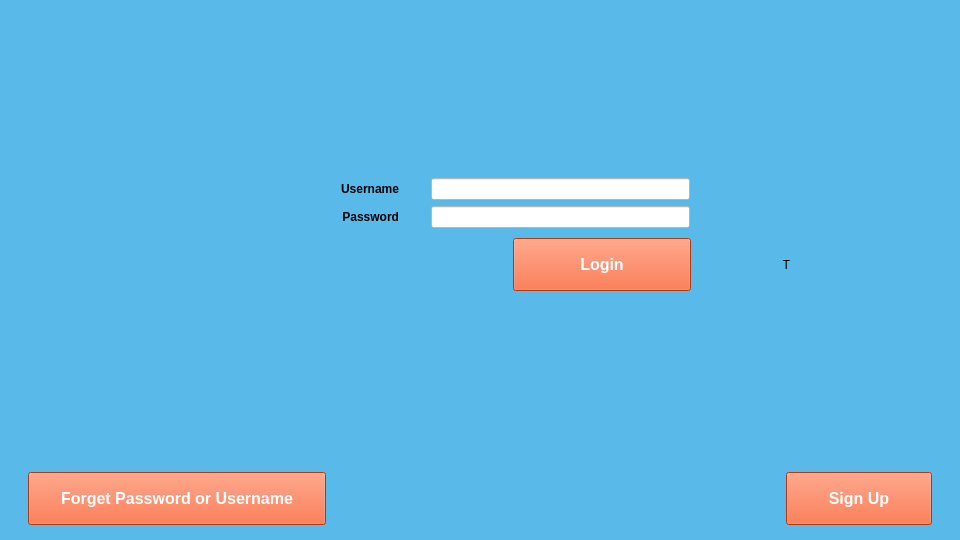
First picture: the form in uis/login_widget.ui, repository therealrahulsahu/log_project, before the edit.
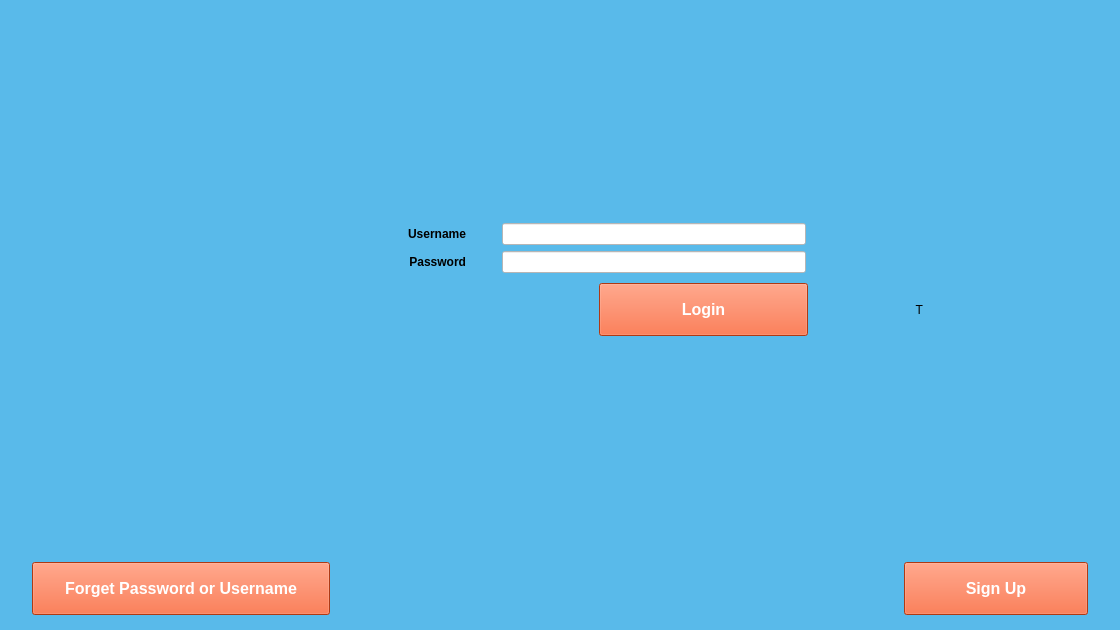
Second picture: the form after the edit.

The edit to the form file:
```diff
--- a/uis/login_widget.ui
+++ b/uis/login_widget.ui
@@ -6,8 +6,8 @@
    <rect>
     <x>0</x>
     <y>0</y>
-    <width>960</width>
-    <height>540</height>
+    <width>1120</width>
+    <height>630</height>
    </rect>
   </property>
   <property name="windowTitle">
```
